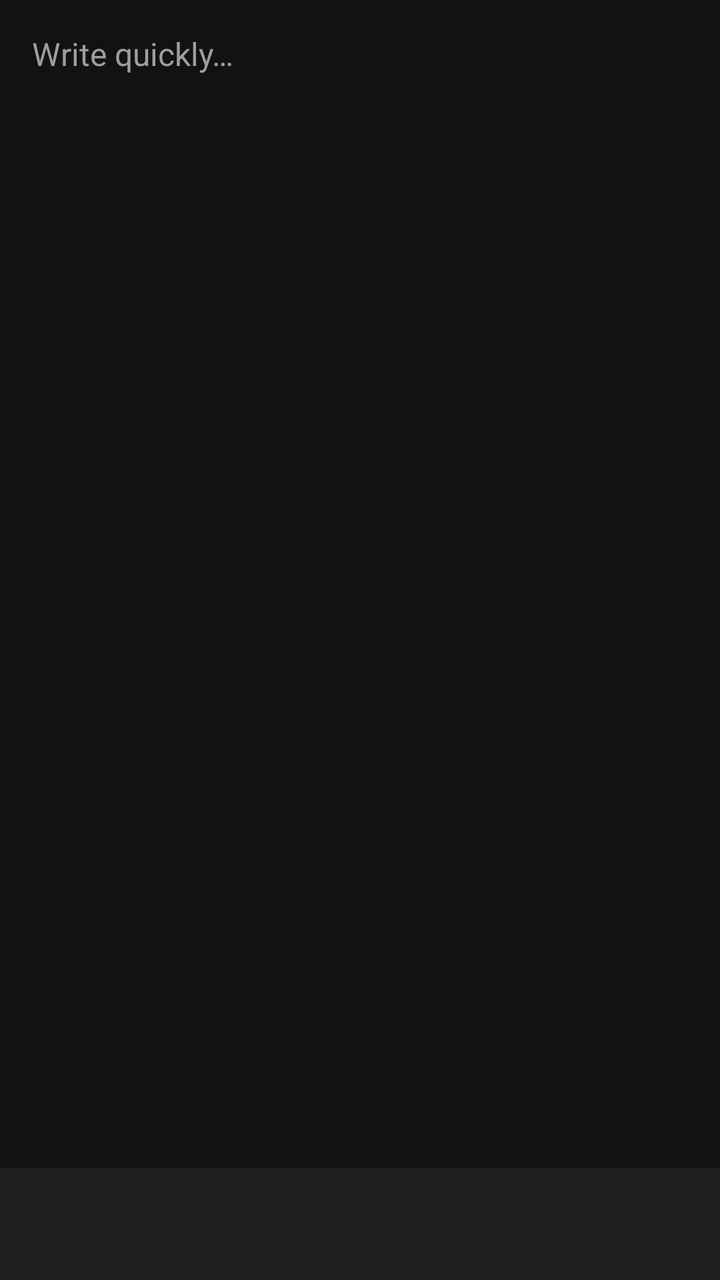
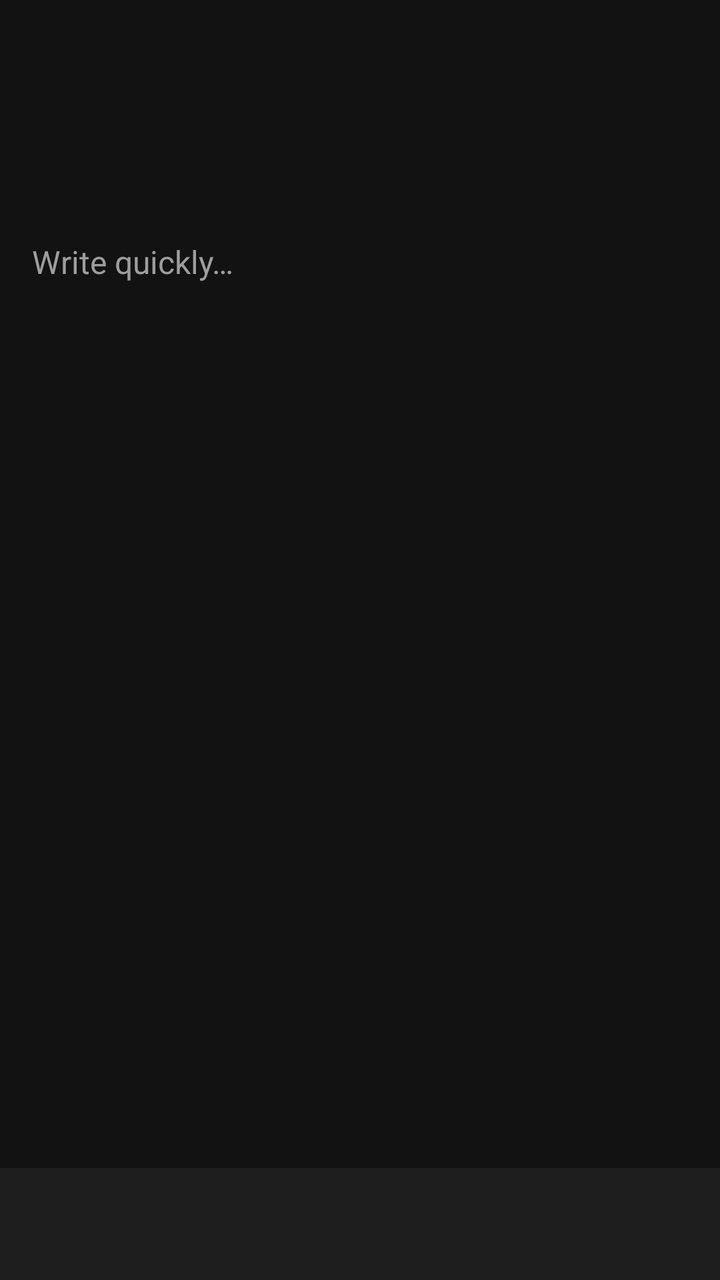

An Android layout rendered at two revisions. The XML below is the earlier revision; the diff shows what the commit changed to produce the second picture.
<!-- AndroidManifest.xml: application theme AppTheme -->
<!-- res/layout/activity_main.xml -->
<?xml version="1.0" encoding="utf-8"?>
<LinearLayout xmlns:android="http://schemas.android.com/apk/res/android"
    android:layout_width="match_parent"
    android:layout_height="match_parent"
    android:orientation="vertical"
    android:background="@color/background">

    <EditText
        android:id="@+id/note_edit"
        android:layout_width="match_parent"
        android:layout_height="0dp"
        android:layout_weight="1"
        android:gravity="top|start"
        android:hint="@string/hint_write"
        android:inputType="textMultiLine|textCapSentences"
        android:background="@null"
        android:padding="16dp"
        android:scrollbars="vertical"
        android:textSize="16sp"
        android:textColor="@color/text_primary"
        android:textColorHint="@color/text_hint" />

    <Toolbar
        android:id="@+id/toolbar"
        android:layout_width="match_parent"
        android:layout_height="?android:attr/actionBarSize"
        android:background="@color/surface"
        android:elevation="4dp"
        android:theme="@android:style/ThemeOverlay.Material.Dark.ActionBar"
        android:popupTheme="@android:style/ThemeOverlay.Material.Dark" />

</LinearLayout>
<!-- resources referenced by this layout -->
<resources>
  <color name="background">#121212</color>
  <color name="surface">#1E1E1E</color>
  <color name="text_hint">#9E9E9E</color>
  <color name="text_primary">#E0E0E0</color>
  <string name="hint_write">Write quickly…</string>
  <style name="AppTheme" parent="AppTheme.Base" />
  <style name="AppTheme.Base" parent="android:Theme.Material.NoActionBar">
          <item name="android:colorPrimary">@color/surface</item>
          <item name="android:colorPrimaryDark">@color/background</item>
          <item name="android:colorAccent">#8AB4F8</item>
  
          <item name="android:windowBackground">@color/background</item>
          <item name="android:colorBackground">@color/background</item>
  
          <item name="android:textColorPrimary">@color/text_primary</item>
          <item name="android:textColorSecondary">#BDBDBD</item>
  
          <item name="android:statusBarColor">@color/background</item>
          <item name="android:navigationBarColor">@color/background</item>
      </style>
</resources>

<!-- the commit's change to res/layout/activity_main.xml (unified diff, before → after) -->
@@ -14,8 +14,14 @@
         android:hint="@string/hint_write"
         android:inputType="textMultiLine|textCapSentences"
         android:background="@null"
-        android:padding="16dp"
+        android:paddingStart="16dp"
+        android:paddingEnd="16dp"
+        android:paddingBottom="16dp"
+        android:paddingTop="120dp"
         android:scrollbars="vertical"
+        android:fastScrollEnabled="true"
+        android:overScrollMode="always"
+        android:nestedScrollingEnabled="true"
         android:textSize="16sp"
         android:textColor="@color/text_primary"
         android:textColorHint="@color/text_hint" />
